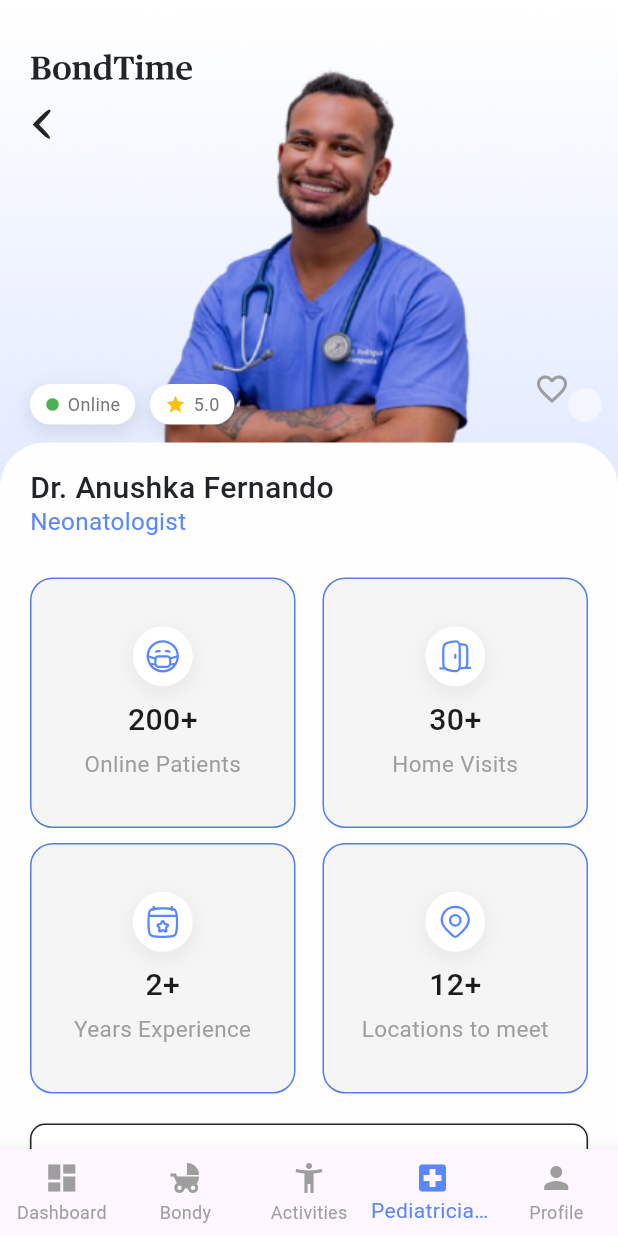
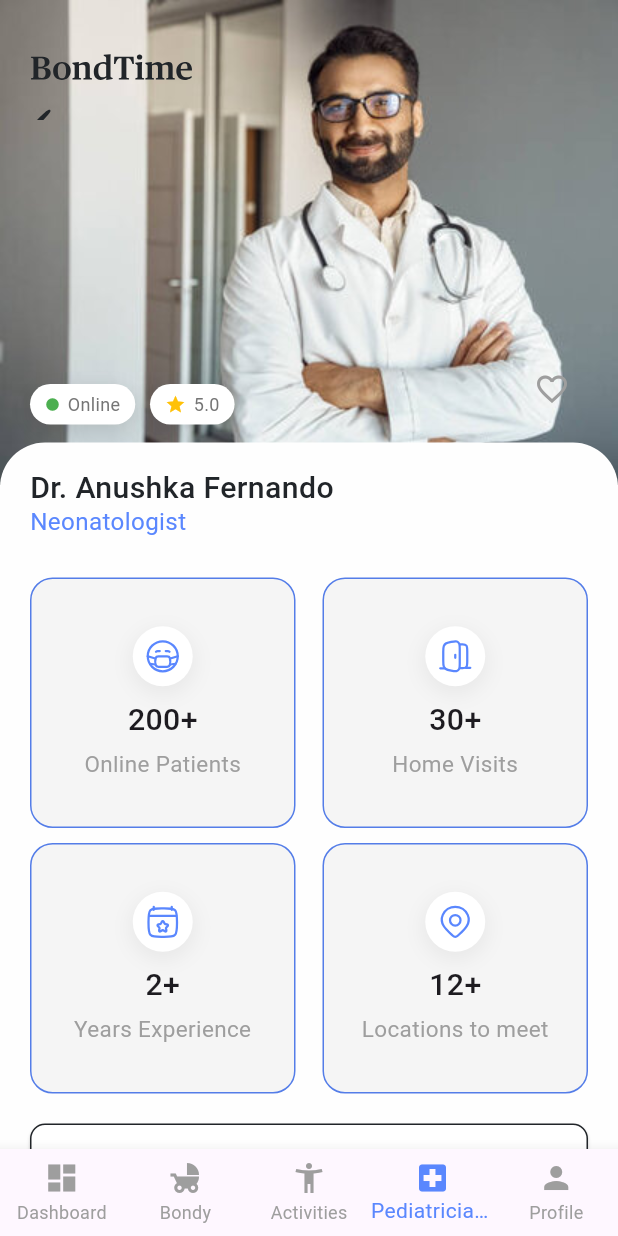
Before and after one commit to BondTime-New/Bondtime-App, a Flutter app: the screen it shows after launch, scrolled down 341 dp, after a tap on "Reserve", on a phone screen of 412 x 824 dp. Run offline on Flutter 3.47's test engine with Material 3 defaults, Android fonts, the phone set to English and light mode, and no system bars; our stand-ins replace flutter_svg, logger; Roboto replaces fonts that are missing (InterTight).

Commit message:
feat: Add individual pediatrician profile pictures & update dependencies
- Added 4 new JPG profile images for pediatricians.
- Updated dependencies accordingly.
- Adjusted appBar height in PediatricianDetailScreen from 100 to 80 for better UI.

```diff
--- a/lib/data/pediatricians.dart
+++ b/lib/data/pediatricians.dart
@@ -13,16 +13,16 @@ final List<Map<String, String>> pediatricians = [
   {
     'name': 'Dr. Anushka Fernando',
     'title': 'Neonatologist',
-    'image': 'assets/images/doctor.jpg',
+    'image': 'assets/images/doctor3.jpg',
   },
   {
     'name': 'Dr. Thilini Wijesinghe',
     'title': 'Pediatric Surgeon',
-    'image': 'assets/images/doctor.jpg',
+    'image': 'assets/images/doctor4.jpg',
   },
   {
     'name': 'Dr. Nuwan Jayasuriya',
     'title': 'Child Psychologist',
-    'image': 'assets/images/doctor.jpg',
+    'image': 'assets/images/doctor5.jpg',
   },
 ];
--- a/lib/screens/pediatrician_detail_screen.dart
+++ b/lib/screens/pediatrician_detail_screen.dart
@@ -64,7 +64,7 @@ class _PediatricianDetailScreenState extends State<PediatricianDetailScreen> {
       // 🔥 UPDATED: Transparent AppBar with Dynamic Opacity and Elevation
       appBar: PreferredSize(
         preferredSize: Size.fromHeight(
-          100,
+          80, // Use 155 to cover almost the full height of the profile pic
         ), // Custom Height for Floating Effect
         child: Container(
           color: Colors.white.withAlpha(
--- a/pubspec.yaml
+++ b/pubspec.yaml
@@ -37,6 +37,9 @@ flutter:
 
     - assets/images/doctor.jpg
     - assets/images/doctor2.jpg
+    - assets/images/doctor3.jpg
+    - assets/images/doctor4.jpg
+    - assets/images/doctor5.jpg
 
   fonts:
     - family: Poppins
```
Also changed, not shown: assets/images/doctor2.jpg, assets/images/doctor3.jpg (added), assets/images/doctor4.jpg (added), assets/images/doctor5.jpg (added).
